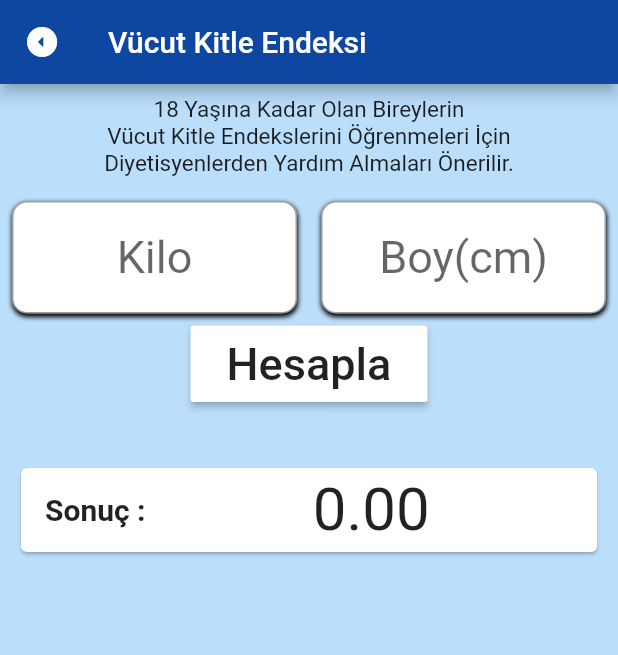
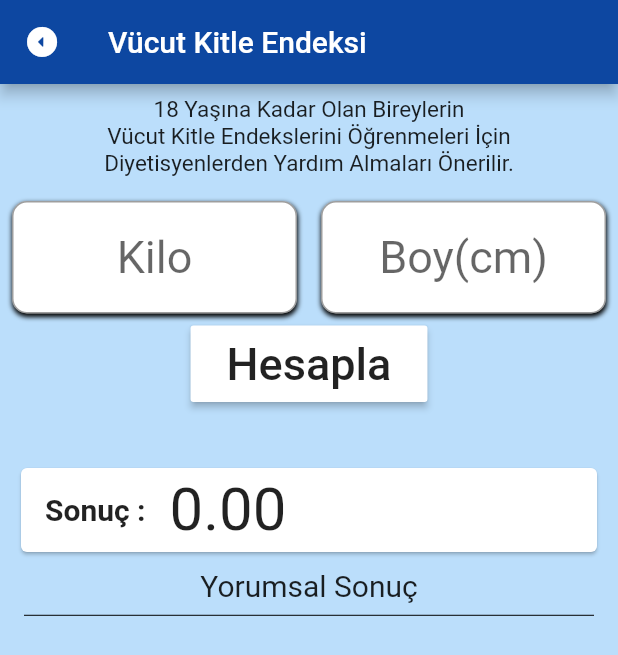
Before and after one commit to batuhansavas-yilmaz/topluhesaplayici, a Flutter app: the screen it shows after launch, after a tap on "Vücut Kitle Endeksi", on a phone screen of 412 x 824 dp. Shown: the top 655 px of the screen. Run offline on Flutter 3.47's test engine with Material 2 defaults, Android fonts, the phone set to English and light mode, and no system bars; our stand-ins replace device_preview.

Commit message:
"toplu hesaplayici"

```diff
--- /dev/null
+++ b/lib/GorevButonlari.dart
@@ -0,0 +1,28 @@
+import 'package:flutter/material.dart';
+
+class GorevButonlari extends StatelessWidget {
+  Function navigator;
+  Widget image;
+  Widget text;
+
+  GorevButonlari({this.navigator, this.image, this.text});
+
+  @override
+  Widget build(BuildContext context) {
+    return Padding(
+      padding: const EdgeInsets.all(10.0),
+      child: RaisedButton(
+        color: Colors.white,
+        onPressed: navigator,
+        child: Column(
+          crossAxisAlignment: CrossAxisAlignment.stretch,
+          mainAxisAlignment: MainAxisAlignment.center,
+          children: [
+            image,
+            text,
+          ],
+        ),
+      ),
+    );
+  }
+}
--- a/lib/endeksYorum.dart
+++ b/lib/endeksYorum.dart
@@ -1,23 +1,26 @@
 import 'vucutKitleEndeksi.dart';
-yorum(){
+class Yorum{
+  static yorum(){
 
     if (KitleEndeksiState.sonuc == 0) {
       KitleEndeksiState.sonucMetin = "";
     } else if (KitleEndeksiState.sonuc < 18.5) {
       KitleEndeksiState.sonucMetin =
-    "Zayıfsınız,\nBiraz Kilo Almanızda Fayda Var,\nAma Sağlıklı Bir Şekilde";
+      "Zayıfsınız. Biraz kilo almanızda fayda var, ama tabiki de sağlıklı bir şekilde.";
     } else if (KitleEndeksiState.sonuc < 24.99) {
-    KitleEndeksiState.sonucMetin = "Kilonuz Normal";
+      KitleEndeksiState.sonucMetin = "Kilonuz normal. Yediklerinize dikkat etmeyi ihmal etmeyin lütfen. ";
     } else if (KitleEndeksiState.sonuc < 29.99) {
-    KitleEndeksiState.sonucMetin = "Fazla Kilolarınızdan Kurtulmanız Gerekli";
+      KitleEndeksiState.sonucMetin = "Fazla kilolarınızdan kurtulmanız gerekli.";
     } else if (KitleEndeksiState.sonuc < 34.99) {
       KitleEndeksiState.sonucMetin =
-    "Birinci Derecede Obezsiniz.\nYediğinize Dikkat Edip \nBir Diyetisyene Başvurmanız Gerekli";
+      "Birinci derecede obezsiniz. Yediğinize dikkat edip bir diyetisyene başvurmanız gerekli.";
     } else if (KitleEndeksiState.sonuc < 44.99) {
       KitleEndeksiState.sonucMetin =
-    "İkinci Derecede Obezsiniz.\nKalp ve Damar Hastalıkları Riskiniz Var\nBir Diyetisyene Başvurmanız Gerekli";
+      "İkinci derecede obezsiniz. Kalp ve damar hastalıkları riskiniz var. Bir diyetisyene başvurmanız gerekli";
     }else {
       KitleEndeksiState.sonucMetin =
-    "İkinci Derecede Obezsiniz.\nKalp ve Damar Hastalıkları Riskiniz Var\nBir Diyetisyene Başvurmanız Gerekli";
+      "Üçüncü derecede obezsiniz. Bu da morbid obezite demek. Acil olarak bir diyetisyene başvurmanız gerekli.";
     }
   }
+
+}
--- a/lib/main.dart
+++ b/lib/main.dart
@@ -4,6 +4,7 @@ import 'package:flutter/foundation.dart';
 import 'package:flutter/material.dart';
 import 'package:toplu_hesaplayici/kdvHesaplayicisi.dart';
 import 'package:toplu_hesaplayici/vucutKitleEndeksi.dart';
+import 'GorevButonlari.dart';
 
 void main() {
   runApp(MyApp());
@@ -15,6 +16,7 @@ class MyApp extends StatelessWidget {
     return DevicePreview(
       enabled: !kReleaseMode,
       builder: (context) => MaterialApp(
+        title: "HesapMatik",
         locale: DevicePreview.of(context).locale,
         builder: DevicePreview.appBuilder,
         debugShowCheckedModeBanner: false,
@@ -36,7 +38,7 @@ class _HomePageState extends State<HomePage> {
       backgroundColor: Colors.blue[100],
       appBar: AppBar(
         backgroundColor: Colors.blue[900],
-          title: Text("Hesaplayici"),
+        title: Text("HesapMatik"),
         centerTitle: true,
         leading: IconButton(
           icon: Icon(Icons.info),
@@ -53,58 +55,38 @@ class _HomePageState extends State<HomePage> {
         crossAxisCount: 2,
         crossAxisSpacing: 20,
         children: [
-            Padding(
-              padding: const EdgeInsets.all(10.0),
-              child: RaisedButton(
-                color: Colors.white,
-                onPressed: () {
-                  Navigator.push(
-                      context,
-                      CupertinoPageRoute(
-                          builder: (context) => KdvHesaplayicisi()));
-                },
-                child: Column(
-                  mainAxisAlignment: MainAxisAlignment.center,
-                  children: [
-                    Image(
+          GorevButonlari(
+            image: Image(
               image: AssetImage("assets/percentage.png"),
               height: 70,
             ),
-                    Text(
+            text: Text(
               "Kdv Hesaplayıcı",
               style: TextStyle(fontSize: 18),
               textAlign: TextAlign.center,
-                    )
-                  ],
             ),
+            navigator: () {
+              Navigator.push(context,
+                  CupertinoPageRoute(builder: (context) => KdvHesaplayicisi()));
+            },
           ),
-            ),
-            Padding(
-              padding: const EdgeInsets.all(10.0),
-              child: RaisedButton(
-                color: Colors.white,
-                onPressed: () {
-
+          GorevButonlari(
+            navigator: () {
               Navigator.push(context,
                   CupertinoPageRoute(builder: (context) => KitleEndeksi()));
             },
-                child: Column(
-                  mainAxisAlignment: MainAxisAlignment.center,
-                  children: [
-                    Image(
+            text: Text(
+              "Vücut Kitle Endeksi",
+              style: TextStyle(fontSize: 18),
+              textAlign: TextAlign.center,
+            ),
+            image: Image(
               image: AssetImage("assets/love.png"),
               height: 70,
             ),
-                    Text(
-                      "Vücut Kitle Endeksi",
-                      style: TextStyle(fontSize: 18),
-                      textAlign: TextAlign.center,
-                    )
+          ),
         ],
       ),
-              ),
-            ),
-          ],
-        ));
+    );
   }
 }
--- a/lib/vucutKitleEndeksi.dart
+++ b/lib/vucutKitleEndeksi.dart
@@ -1,20 +1,23 @@
 import 'package:flutter/cupertino.dart';
 import 'package:flutter/material.dart';
+import 'endeksYorum.dart';
 
 class KitleEndeksi extends StatefulWidget {
   @override
-  _KitleEndeksiState createState() => _KitleEndeksiState();
+  KitleEndeksiState createState() => KitleEndeksiState();
 }
 
-class _KitleEndeksiState extends State<KitleEndeksi> {
+class KitleEndeksiState extends State<KitleEndeksi> {
   TextEditingController kg = TextEditingController(text: "");
   TextEditingController boy = TextEditingController(text: "");
   double kG = 0;
   double boY = 0;
-  double sonuc = 0.00;
+  static double sonuc = 0.00;
+  static String sonucMetin = "";
 
   @override
   Widget build(BuildContext context) {
+    Yorum.yorum();
     return Scaffold(
       backgroundColor: Colors.blue[100],
       appBar: AppBar(
@@ -152,11 +155,6 @@ class _KitleEndeksiState extends State<KitleEndeksi> {
             padding: const EdgeInsets.symmetric(horizontal: 10),
             child: Card(
               child: ListTile(
-                title: Text(
-                  sonuc.toStringAsFixed(2),
-                  style: TextStyle(fontSize: 40),
-                  textAlign: TextAlign.center,
-                ),
                 leading: Text(
                   "Sonuç :",
                   style: TextStyle(
@@ -164,9 +162,28 @@ class _KitleEndeksiState extends State<KitleEndeksi> {
                     fontWeight: FontWeight.bold,
                   ),
                 ),
+                title: Text(
+                  sonuc.toStringAsFixed(2),
+                  style: TextStyle(fontSize: 40),
+                ),
               ),
             ),
           ),
+         ListTile(
+            title: Text(
+              "Yorumsal Sonuç",
+              style: TextStyle(fontSize: 20),
+              textAlign: TextAlign.center,
+            ),
+            subtitle: Column(
+              children: [Divider(color: Colors.black,),
+                Text(
+                  sonucMetin,
+                  style: TextStyle(fontSize: 13, color: Colors.black),
+                ),
+              ],
+            ),
+          )
         ],
       ),
     );
```
Also changed, not shown: pubspec.lock, 5 other files. Lines whose indentation alone changed are shown as unchanged.
